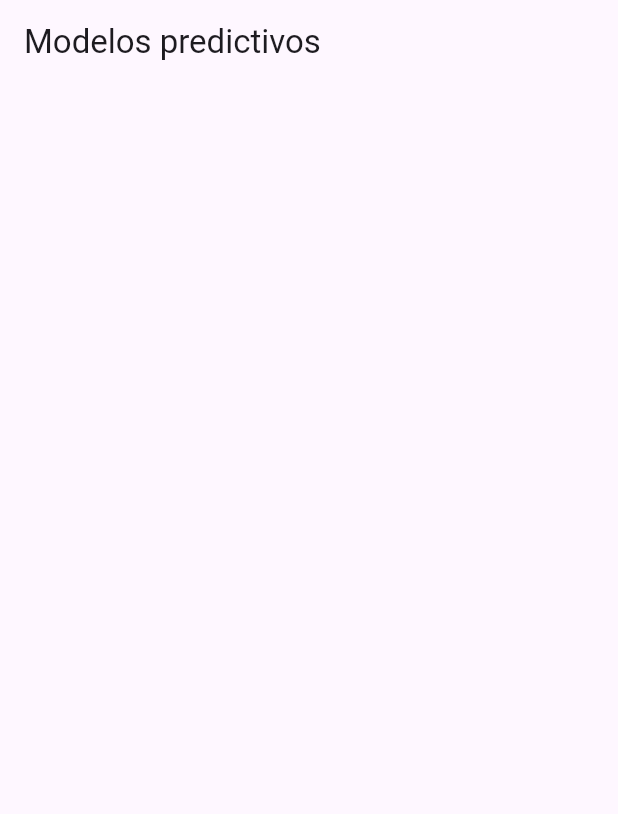
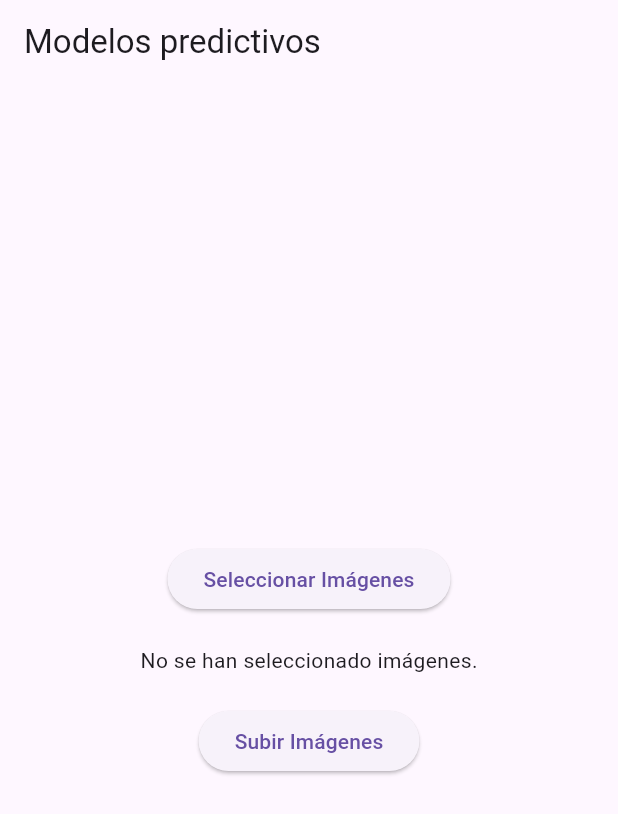
Before and after one commit to arthurcastrov/modelos_predictivos_agro, a Flutter app: the screen it shows after launch, on a phone screen of 412 x 824 dp. Shown: the top 814 px of the screen. Run offline on Flutter 3.47's test engine with Material 3 defaults, Android fonts, the phone set to English and light mode, and no system bars; our stand-ins replace file_picker; generated files the repository leaves out were written again.

Commit message:
:rocket: Inclusión lectura de imagenes

```diff
--- a/lib/screens/home_screen.dart
+++ b/lib/screens/home_screen.dart
@@ -1,3 +1,4 @@
+import 'package:file_picker/file_picker.dart';
 import 'package:flutter/material.dart';
 
 class HomeScreen extends StatefulWidget {
@@ -8,13 +9,68 @@ class HomeScreen extends StatefulWidget {
 }
 
 class _HomeScreenState extends State<HomeScreen> {
+  List<PlatformFile>? _selectedFiles;
+
+  Future<void> _pickFiles() async {
+    FilePickerResult? result = await FilePicker.platform.pickFiles(
+      type: FileType.image,
+      allowMultiple: true,
+    );
+
+    if (result != null) {
+      setState(() {
+        _selectedFiles = result.files;
+      });
+      print(_selectedFiles?.first.bytes);
+    }
+  }
+
+  // Future<void> _uploadFiles() async {
+  //   if (_selectedFiles != null && _selectedFiles!.isNotEmpty) {
+  //     var uri = Uri.parse(
+  //         'https://tu-endpoint.com/upload'); // Reemplaza con tu endpoint
+  //   } else {
+  //     print('No hay archivos seleccionados');
+  //   }
+  // }
+
   @override
   Widget build(BuildContext context) {
     return Scaffold(
       appBar: AppBar(
         title: const Text('Modelos predictivos'),
       ),
-      body: const SizedBox(),
+      body: Center(
+        child: Column(
+          mainAxisAlignment: MainAxisAlignment.center,
+          children: [
+            ElevatedButton(
+              onPressed: _pickFiles,
+              child: const Text('Seleccionar Imágenes'),
+            ),
+            const SizedBox(height: 20),
+            _selectedFiles != null
+                ? Wrap(
+                    spacing: 8,
+                    children: _selectedFiles!.map((file) {
+                      return Column(
+                        children: [
+                          Image.memory(file.bytes!, width: 100, height: 100),
+                          Text(file.name),
+                        ],
+                      );
+                    }).toList(),
+                  )
+                : const Text('No se han seleccionado imágenes.'),
+            const SizedBox(height: 20),
+            ElevatedButton(
+              onPressed: () {},
+              // _uploadFiles,
+              child: const Text('Subir Imágenes'),
+            ),
+          ],
+        ),
+      ),
     );
   }
 }
--- a/pubspec.yaml
+++ b/pubspec.yaml
@@ -8,12 +8,13 @@ version: 1.0.0+1
 
 environment:
   sdk: ^3.5.0
-
 dependencies:
   flutter:
     sdk: flutter
   flutter_localizations:
     sdk: flutter
+  file_picker: ^8.1.4
+
 
 dev_dependencies:
   flutter_test:
```
Also changed, not shown: pubspec.lock, 7 other files.
